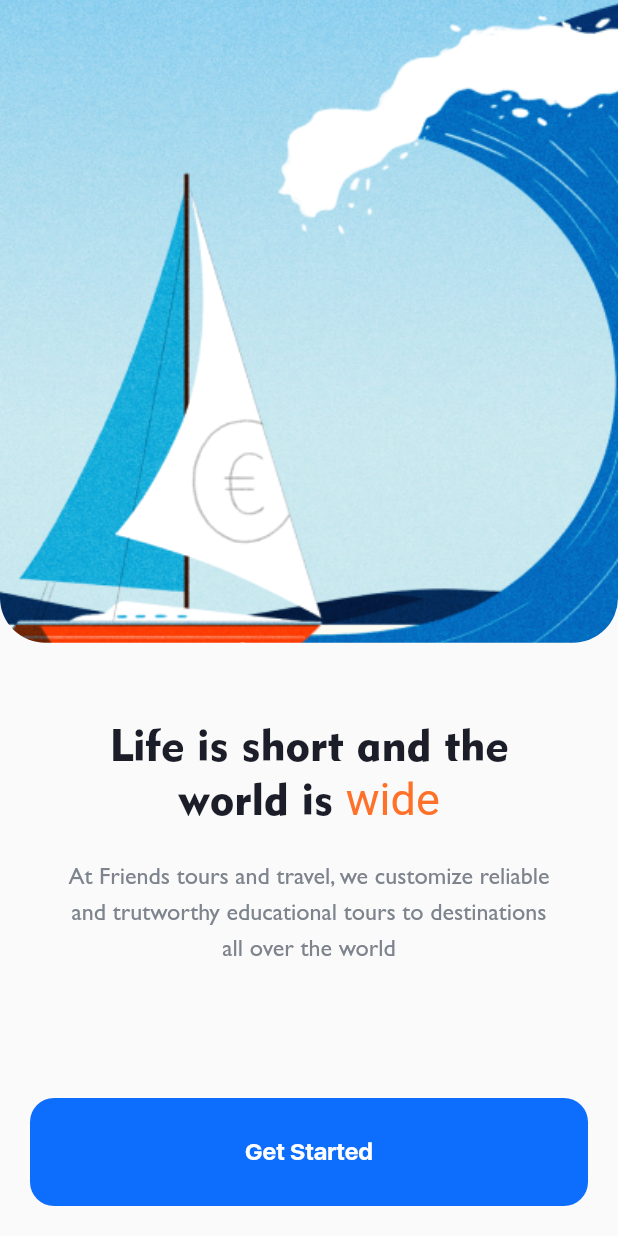
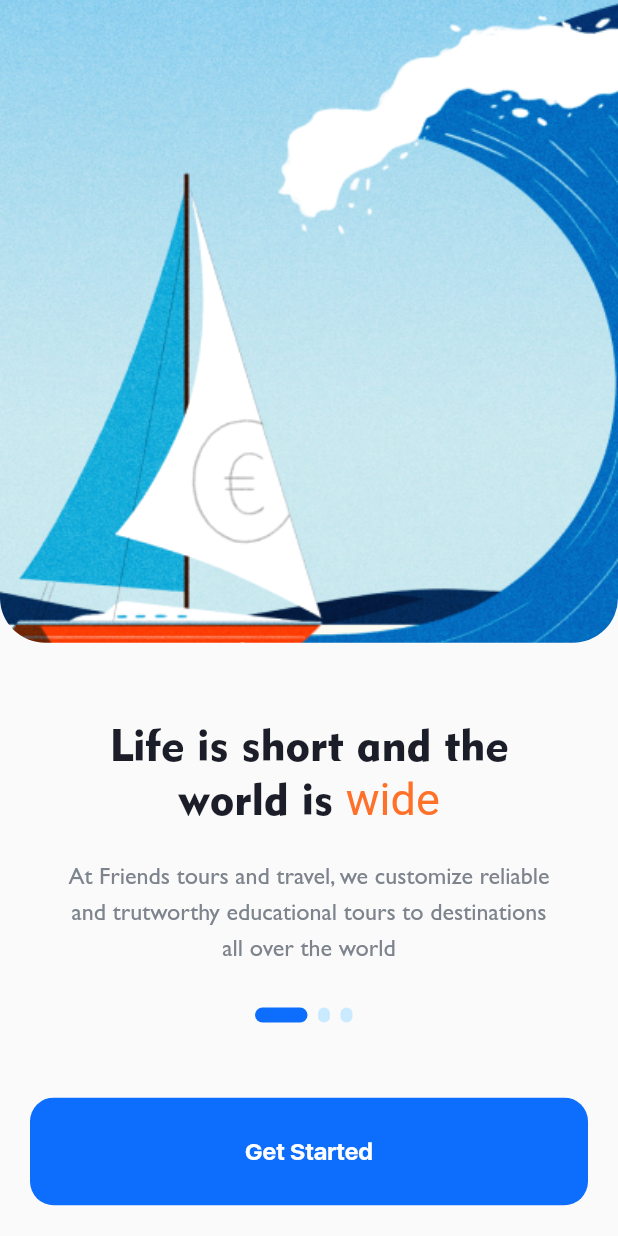
Before and after one commit to aninarafath6/-Travenor, a Flutter app: the screen it shows after launch, on a phone screen of 412 x 824 dp. Run offline on Flutter 3.47's test engine with Material 2 defaults, Android fonts, the phone set to English and light mode, and no system bars; our stand-ins replace get; project files that could hold a hidden picture were left out.

Commit message:
onboarding raw setup

```diff
--- a/lib/common/constants/color_constants.dart
+++ b/lib/common/constants/color_constants.dart
@@ -5,6 +5,7 @@ abstract class AppColors {
   static const subTextColor = Color(0xff707B81);
   static const actionColor = Color(0xffFF7029);
   static const white = Color(0xffFFFFFF);
+  static const lightCyan = Color(0xffCAEAFF);
 }
 
 class LightApp extends AppColors {
--- a/lib/common/widgets/custom_button.dart
+++ b/lib/common/widgets/custom_button.dart
@@ -0,0 +1,41 @@
+import 'package:flutter/material.dart';
+import 'package:travenor/common/constants/color_constants.dart';
+
+class CustomButton extends StatelessWidget {
+  const CustomButton({
+    Key? key,
+    this.label,
+    this.onTap,
+  }) : super(key: key);
+  final String? label;
+  final Function()? onTap;
+
+  @override
+  Widget build(BuildContext context) {
+    return ClipRRect(
+      borderRadius: BorderRadius.circular(16),
+      child: TextButton(
+        style: ButtonStyle(
+          backgroundColor: MaterialStateProperty.resolveWith(
+            (states) => AppColors.primaryColor,
+          ),
+        ),
+        onPressed: onTap,
+        child: SizedBox(
+          width: double.infinity,
+          height: 56,
+          child: Center(
+            child: Text(
+              label ?? "",
+              style: const TextStyle(
+                color: AppColors.white,
+                fontWeight: FontWeight.w600,
+                fontSize: 16,
+              ),
+            ),
+          ),
+        ),
+      ),
+    );
+  }
+}
--- a/lib/views/onboarding_view/onboarding_view.dart
+++ b/lib/views/onboarding_view/onboarding_view.dart
@@ -4,6 +4,7 @@ import 'package:flutter/material.dart';
 import 'package:get/get.dart';
 import 'package:travenor/common/constants/color_constants.dart';
 import 'package:travenor/common/utils/dimension.dart';
+import 'package:travenor/common/widgets/custom_button.dart';
 import 'package:travenor/controllers/onboarding_controller.dart';
 
 class OnboardingView extends StatefulWidget {
@@ -99,12 +100,40 @@ class _OnboardingViewState extends State<OnboardingView>
               itemCount: _onboardingController.onboardingList.length,
             ),
           ),
-          Padding(
-            padding: const EdgeInsets.all(20.0),
-            child: Column(
-              children: const [
-                CustomButton(label: "Get Started"),
-              ],
+          Expanded(
+            child: Padding(
+              padding: const EdgeInsets.all(20.0),
+              child: Column(
+                mainAxisAlignment: MainAxisAlignment.center,
+                children: [
+                  Obx(() {
+                    return Row(
+                      mainAxisAlignment: MainAxisAlignment.center,
+                      children: List.generate(
+                        3,
+                        (index) => AnimatedContainer(
+                          duration: const Duration(milliseconds: 300),
+                          width: _onboardingController.selectedIndex == index
+                              ? 35
+                              : index == 0
+                                  ? 16
+                                  : 8,
+                          height: 10,
+                          decoration: BoxDecoration(
+                              color:
+                                  _onboardingController.selectedIndex == index
+                                      ? AppColors.primaryColor
+                                      : AppColors.lightCyan,
+                              borderRadius: BorderRadius.circular(16)),
+                          margin: const EdgeInsets.only(right: 7),
+                        ),
+                      ),
+                    );
+                  }),
+                  const SizedBox(height: 50),
+                  const CustomButton(label: "Get Started"),
+                ],
+              ),
             ),
           ),
         ],
@@ -134,42 +163,3 @@ class _OnboardingViewState extends State<OnboardingView>
     );
   }
 }
-
-class CustomButton extends StatelessWidget {
-  const CustomButton({
-    Key? key,
-    this.label,
-    this.onTap,
-  }) : super(key: key);
-  final String? label;
-  final Function()? onTap;
-
-  @override
-  Widget build(BuildContext context) {
-    return ClipRRect(
-      borderRadius: BorderRadius.circular(16),
-      child: TextButton(
-        style: ButtonStyle(
-          backgroundColor: MaterialStateProperty.resolveWith(
-            (states) => AppColors.primaryColor,
-          ),
-        ),
-        onPressed: onTap,
-        child: SizedBox(
-          width: double.infinity,
-          height: 56,
-          child: Center(
-            child: Text(
-              label ?? "",
-              style: const TextStyle(
-                color: AppColors.white,
-                fontWeight: FontWeight.w600,
-                fontSize: 16,
-              ),
-            ),
-          ),
-        ),
-      ),
-    );
-  }
-}
```
